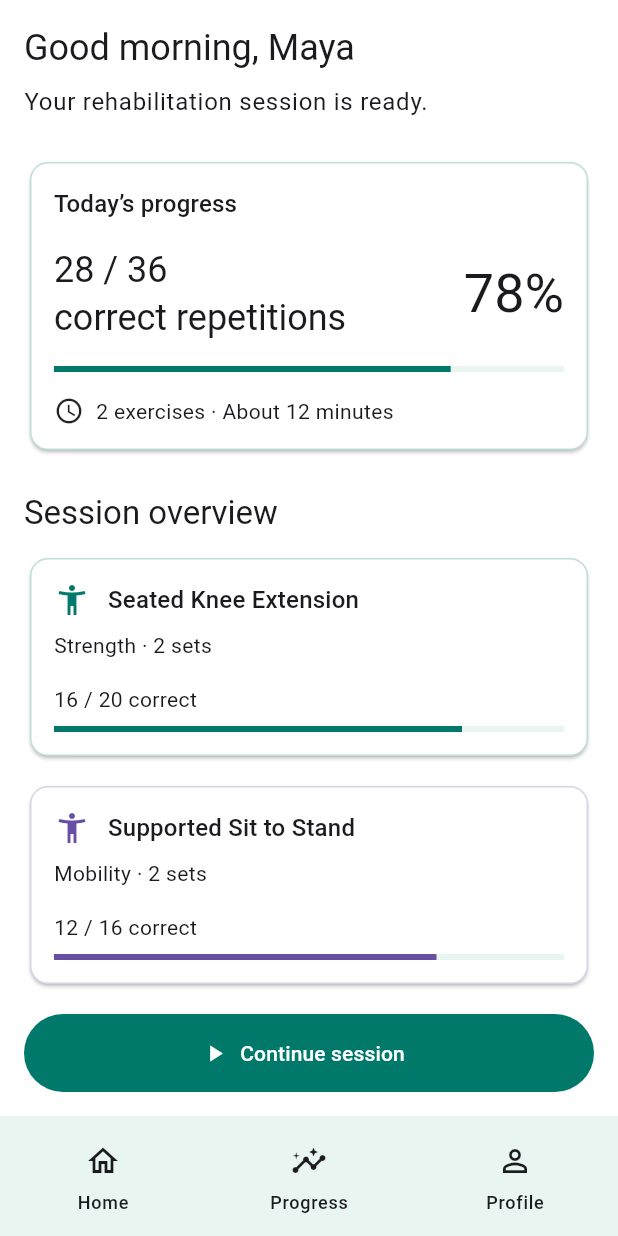
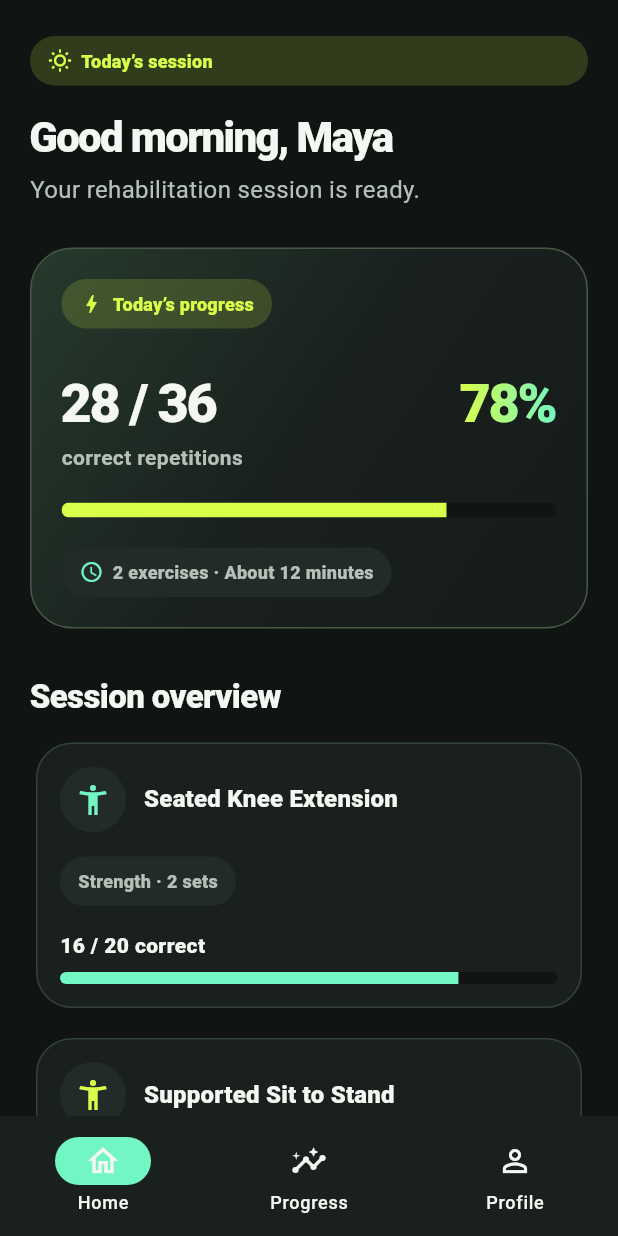
Before and after one commit to vishal24p/smart-rehabilation-app, a Flutter app: the screen it shows after launch, on a phone screen of 412 x 824 dp. Run offline on Flutter 3.47's test engine with Material 3 defaults, Android fonts, the phone set to English and light mode, and no system bars.

Commit message:
feat: redesign rehab session dashboard

```diff
--- a/lib/main.dart
+++ b/lib/main.dart
@@ -1,23 +1,26 @@
 import 'package:flutter/material.dart';
 
-const white = Color(0xFFFFFFFF);
-const paleMint = Color(0xFFE8F5F1);
-const charcoal = Color(0xFF1B1B1F);
-const teal = Color(0xFF00796B);
-const lavender = Color(0xFF6750A4);
+const ink = Color(0xFF101514);
+const inkSurface = Color(0xFF19201E);
+const inkRaised = Color(0xFF222B28);
+const cloud = Color(0xFFF5F7F2);
+const muted = Color(0xFFB5C0B9);
+const lime = Color(0xFFD9FF4A);
+const mint = Color(0xFF72F6C3);
 
-const rehabColorScheme = ColorScheme.light(
-  primary: teal,
-  onPrimary: white,
-  primaryContainer: paleMint,
-  onPrimaryContainer: charcoal,
-  secondary: lavender,
-  onSecondary: white,
-  secondaryContainer: paleMint,
-  onSecondaryContainer: charcoal,
-  surface: white,
-  onSurface: charcoal,
-  surfaceContainer: paleMint,
+const rehabColorScheme = ColorScheme.dark(
+  primary: lime,
+  onPrimary: ink,
+  primaryContainer: inkRaised,
+  onPrimaryContainer: cloud,
+  secondary: mint,
+  onSecondary: ink,
+  secondaryContainer: inkRaised,
+  onSecondaryContainer: cloud,
+  surface: ink,
+  onSurface: cloud,
+  surfaceContainer: inkSurface,
+  outline: Color(0xFF43504A),
 );
 
 const exercises = <Exercise>[
@@ -26,14 +29,14 @@ const exercises = <Exercise>[
     detail: 'Strength · 2 sets',
     correct: 16,
     total: 20,
-    accent: teal,
+    accent: mint,
   ),
   Exercise(
     name: 'Supported Sit to Stand',
     detail: 'Mobility · 2 sets',
     correct: 12,
     total: 16,
-    accent: lavender,
+    accent: lime,
   ),
 ];
 
@@ -61,7 +64,15 @@ class MyApp extends StatelessWidget {
   Widget build(BuildContext context) => MaterialApp(
     debugShowCheckedModeBanner: false,
     title: 'Rehab monitor',
-    theme: ThemeData(colorScheme: rehabColorScheme, useMaterial3: true),
+    theme: ThemeData(
+      colorScheme: rehabColorScheme,
+      useMaterial3: true,
+      scaffoldBackgroundColor: ink,
+      snackBarTheme: const SnackBarThemeData(
+        backgroundColor: cloud,
+        contentTextStyle: TextStyle(color: ink, fontWeight: FontWeight.w600),
+      ),
+    ),
     home: const HomeScreen(),
   );
 }
@@ -100,6 +111,8 @@ class _HomeScreenState extends State<HomeScreen> {
         child: ConstrainedBox(
           constraints: const BoxConstraints(maxWidth: 520),
           child: NavigationBar(
+            backgroundColor: inkSurface,
+            indicatorColor: mint,
             selectedIndex: _selectedIndex,
             onDestinationSelected: _selectDestination,
             destinations: const [
@@ -125,21 +138,37 @@ class _HomeScreenState extends State<HomeScreen> {
           child: ConstrainedBox(
             constraints: const BoxConstraints(maxWidth: 520),
             child: ListView(
-              padding: const EdgeInsets.all(16),
+              padding: const EdgeInsets.fromLTRB(20, 24, 20, 28),
               children: [
+                const _Capsule(
+                  icon: Icons.wb_sunny_outlined,
+                  label: 'Today’s session',
+                ),
+                const SizedBox(height: 16),
                 Text(
                   'Good morning, Maya',
-                  style: theme.textTheme.headlineSmall,
+                  style: theme.textTheme.headlineMedium?.copyWith(
+                    color: cloud,
+                    fontWeight: FontWeight.w900,
+                    letterSpacing: -1.1,
                   ),
-                const SizedBox(height: 8),
+                ),
+                const SizedBox(height: 6),
+                const Text(
+                  'Your rehabilitation session is ready.',
+                  style: TextStyle(color: muted, fontSize: 16, height: 1.4),
+                ),
+                const SizedBox(height: 28),
+                _OverallCard(theme: theme),
+                const SizedBox(height: 32),
                 Text(
-                  'Your rehabilitation session is ready.',
-                  style: theme.textTheme.bodyLarge,
+                  'Session overview',
+                  style: theme.textTheme.titleLarge?.copyWith(
+                    color: cloud,
+                    fontWeight: FontWeight.w800,
+                    letterSpacing: -.4,
                   ),
-                const SizedBox(height: 24),
-                _OverallCard(theme: theme),
-                const SizedBox(height: 24),
-                Text('Session overview', style: theme.textTheme.titleLarge),
+                ),
                 const SizedBox(height: 12),
                 ...exercises.map(
                   (exercise) => Padding(
@@ -147,15 +176,19 @@ class _HomeScreenState extends State<HomeScreen> {
                     child: _ExerciseCard(exercise: exercise),
                   ),
                 ),
-                const SizedBox(height: 4),
+                const SizedBox(height: 12),
                 FilledButton.icon(
                   onPressed: () => _showMockFeedback(
                     'Session continuation is coming in the next mock iteration.',
                   ),
-                  icon: const Icon(Icons.play_arrow),
+                  icon: const Icon(Icons.play_arrow_rounded),
                   label: const Text('Continue session'),
                   style: FilledButton.styleFrom(
-                    minimumSize: const Size.fromHeight(52),
+                    backgroundColor: lime,
+                    foregroundColor: ink,
+                    minimumSize: const Size.fromHeight(56),
+                    shape: const StadiumBorder(),
+                    textStyle: const TextStyle(fontWeight: FontWeight.w800),
                   ),
                 ),
               ],
@@ -172,44 +205,73 @@ class _OverallCard extends StatelessWidget {
   final ThemeData theme;
 
   @override
-  Widget build(BuildContext context) => Card(
-    elevation: 1,
-    semanticContainer: false,
-    shape: RoundedRectangleBorder(
-      borderRadius: BorderRadius.circular(12),
-      side: BorderSide(color: teal.withValues(alpha: .25)),
+  Widget build(BuildContext context) => Container(
+    decoration: BoxDecoration(
+      borderRadius: BorderRadius.circular(28),
+      border: Border.all(color: const Color(0xFF465A45)),
+      gradient: const LinearGradient(
+        begin: Alignment.topLeft,
+        end: Alignment.bottomRight,
+        colors: [Color(0xFF263A2C), inkSurface, Color(0xFF151B19)],
+      ),
     ),
     child: Padding(
-      padding: const EdgeInsets.all(16),
+      padding: const EdgeInsets.all(20),
       child: Column(
         crossAxisAlignment: CrossAxisAlignment.start,
         children: [
-          Text('Today’s progress', style: theme.textTheme.titleMedium),
-          const SizedBox(height: 16),
+          const _Capsule(icon: Icons.bolt_outlined, label: 'Today’s progress'),
+          const SizedBox(height: 28),
           Row(
+            crossAxisAlignment: CrossAxisAlignment.end,
             children: [
               Expanded(
                 child: Text(
-                  '28 / 36\ncorrect repetitions',
-                  style: theme.textTheme.headlineSmall,
+                  '28 / 36',
+                  style: theme.textTheme.displaySmall?.copyWith(
+                    color: cloud,
+                    fontWeight: FontWeight.w900,
+                    letterSpacing: -1.5,
                   ),
                 ),
-              Text('78%', style: theme.textTheme.displaySmall),
+              ),
+              ShaderMask(
+                blendMode: BlendMode.srcIn,
+                shaderCallback: (bounds) => const LinearGradient(
+                  colors: [lime, mint],
+                ).createShader(bounds),
+                child: Text(
+                  '78%',
+                  style: theme.textTheme.displaySmall?.copyWith(
+                    fontWeight: FontWeight.w900,
+                    letterSpacing: -1.5,
+                  ),
+                ),
+              ),
             ],
           ),
-          const SizedBox(height: 16),
-          const LinearProgressIndicator(
+          const SizedBox(height: 4),
+          const Text(
+            'correct repetitions',
+            style: TextStyle(color: muted, fontWeight: FontWeight.w600),
+          ),
+          const SizedBox(height: 20),
+          ClipRRect(
+            borderRadius: BorderRadius.circular(99),
+            child: const LinearProgressIndicator(
               value: 28 / 36,
+              minHeight: 10,
+              color: lime,
+              backgroundColor: ink,
               semanticsLabel: 'Overall progress',
               semanticsValue: '78%',
             ),
-          const SizedBox(height: 16),
-          const Row(
-            children: [
-              Icon(Icons.schedule_outlined, size: 20),
-              SizedBox(width: 8),
-              Expanded(child: Text('2 exercises · About 12 minutes')),
-            ],
+          ),
+          const SizedBox(height: 20),
+          const _Capsule(
+            icon: Icons.schedule_outlined,
+            label: '2 exercises · About 12 minutes',
+            dark: true,
           ),
         ],
       ),
@@ -225,11 +287,12 @@ class _ExerciseCard extends StatelessWidget {
   Widget build(BuildContext context) {
     final progress = exercise.correct / exercise.total;
     return Card(
-      elevation: 1,
+      color: inkSurface,
+      elevation: 0,
       semanticContainer: false,
       shape: RoundedRectangleBorder(
-        borderRadius: BorderRadius.circular(12),
-        side: BorderSide(color: exercise.accent.withValues(alpha: .25)),
+        borderRadius: BorderRadius.circular(24),
+        side: const BorderSide(color: Color(0xFF33413B)),
       ),
       child: Padding(
         padding: const EdgeInsets.all(16),
@@ -238,27 +301,49 @@ class _ExerciseCard extends StatelessWidget {
           children: [
             Row(
               children: [
-                Icon(Icons.accessibility_new, color: exercise.accent),
+                Container(
+                  width: 44,
+                  height: 44,
+                  decoration: const BoxDecoration(
+                    color: inkRaised,
+                    shape: BoxShape.circle,
+                  ),
+                  child: Icon(
+                    Icons.accessibility_new_outlined,
+                    color: exercise.accent,
+                  ),
+                ),
                 const SizedBox(width: 12),
                 Expanded(
                   child: Text(
                     exercise.name,
-                    style: Theme.of(context).textTheme.titleMedium,
+                    style: Theme.of(context).textTheme.titleMedium?.copyWith(
+                      color: cloud,
+                      fontWeight: FontWeight.w800,
+                    ),
                   ),
                 ),
               ],
             ),
+            const SizedBox(height: 16),
+            _Capsule(label: exercise.detail, dark: true),
+            const SizedBox(height: 16),
+            Text(
+              '${exercise.correct} / ${exercise.total} correct',
+              style: const TextStyle(color: cloud, fontWeight: FontWeight.w800),
+            ),
             const SizedBox(height: 8),
-            Text(exercise.detail),
-            const SizedBox(height: 16),
-            Text('${exercise.correct} / ${exercise.total} correct'),
-            const SizedBox(height: 8),
-            LinearProgressIndicator(
+            ClipRRect(
+              borderRadius: BorderRadius.circular(99),
+              child: LinearProgressIndicator(
                 value: progress,
+                minHeight: 8,
                 color: exercise.accent,
+                backgroundColor: ink,
                 semanticsLabel:
                     '${exercise.name}: ${exercise.correct} of ${exercise.total} correct repetitions',
                 semanticsValue: '${(progress * 100).round()}%',
+              ),
             ),
           ],
         ),
@@ -266,3 +351,37 @@ class _ExerciseCard extends StatelessWidget {
     );
   }
 }
+
+class _Capsule extends StatelessWidget {
+  const _Capsule({required this.label, this.icon, this.dark = false});
+  final String label;
+  final IconData? icon;
+  final bool dark;
+
+  @override
+  Widget build(BuildContext context) => Container(
+    padding: const EdgeInsets.symmetric(horizontal: 12, vertical: 8),
+    decoration: ShapeDecoration(
+      color: dark ? inkRaised : const Color(0x2AD9FF4A),
+      shape: const StadiumBorder(),
+    ),
+    child: Row(
+      mainAxisSize: MainAxisSize.min,
+      children: [
+        if (icon case final icon?) ...[
+          Icon(icon, color: dark ? mint : lime, size: 16),
+          const SizedBox(width: 6),
+        ],
+        Text(
+          label,
+          style: TextStyle(
+            color: dark ? muted : lime,
+            fontSize: 12,
+            fontWeight: FontWeight.w800,
+            letterSpacing: .2,
+          ),
+        ),
+      ],
+    ),
+  );
+}
```
Also changed, not shown: 1 other file. Lines whose indentation alone changed are shown as unchanged.
